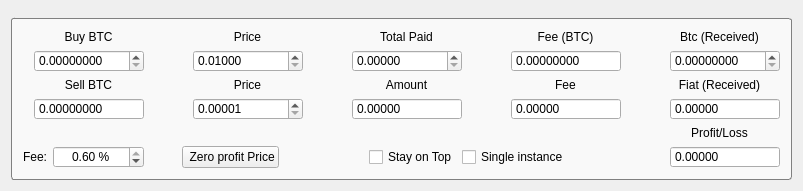
Qt form src/feecalculator.ui (JulyIghor/QtBitcoinTrader) before a commit.
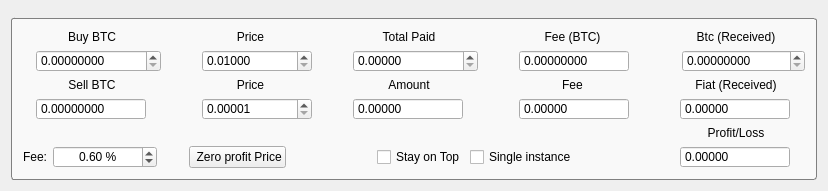
The same form after that commit. Icons and pictures are not drawn.

What changed in the file:
```diff
--- a/src/feecalculator.ui
+++ b/src/feecalculator.ui
@@ -6,8 +6,8 @@
    <rect>
     <x>0</x>
     <y>0</y>
-    <width>791</width>
-    <height>181</height>
+    <width>816</width>
+    <height>183</height>
    </rect>
   </property>
   <property name="windowTitle">
@@ -113,17 +113,14 @@
        </widget>
       </item>
       <item row="1" column="0">
-       <layout class="QGridLayout" name="gridLayout_7">
+       <layout class="QHBoxLayout" name="buyBtcLayout">
+        <property name="spacing">
+         <number>4</number>
+        </property>
         <property name="rightMargin">
-         <number>10</number>
-        </property>
-        <property name="horizontalSpacing">
-         <number>2</number>
-        </property>
-        <property name="verticalSpacing">
          <number>0</number>
         </property>
-        <item row="0" column="0">
+        <item>
          <widget class="QLabel" name="btcLabel1">
           <property name="sizePolicy">
            <sizepolicy hsizetype="Maximum" vsizetype="Preferred">
@@ -155,7 +152,7 @@
           </property>
          </widget>
         </item>
-        <item row="0" column="1">
+        <item>
          <widget class="QDoubleSpinBox" name="buyTotalBtc">
           <property name="sizePolicy">
            <sizepolicy hsizetype="Expanding" vsizetype="Fixed">
@@ -224,12 +221,12 @@
        </widget>
       </item>
       <item row="1" column="2">
-       <layout class="QHBoxLayout" name="horizontalLayout_6">
+       <layout class="QHBoxLayout" name="buyPriceLayout">
         <property name="spacing">
-         <number>2</number>
+         <number>4</number>
         </property>
         <property name="rightMargin">
-         <number>10</number>
+         <number>0</number>
         </property>
         <item>
          <widget class="QLabel" name="usdLabel1">
@@ -335,12 +332,12 @@
        </widget>
       </item>
       <item row="1" column="4">
-       <layout class="QHBoxLayout" name="horizontalLayout_7">
+       <layout class="QHBoxLayout" name="totalPaidLayout">
         <property name="spacing">
-         <number>2</number>
+         <number>4</number>
         </property>
         <property name="rightMargin">
-         <number>10</number>
+         <number>0</number>
         </property>
         <item>
          <widget class="QLabel" name="usdLabel2">
@@ -451,7 +448,7 @@
          <number>10</number>
         </property>
         <property name="horizontalSpacing">
-         <number>2</number>
+         <number>4</number>
         </property>
         <property name="verticalSpacing">
          <number>0</number>
@@ -566,14 +563,8 @@
        </widget>
       </item>
       <item row="1" column="8">
-       <layout class="QGridLayout" name="gridLayout_9">
-        <property name="horizontalSpacing">
-         <number>2</number>
-        </property>
-        <property name="verticalSpacing">
-         <number>0</number>
-        </property>
-        <item row="0" column="0">
+       <layout class="QHBoxLayout" name="receivedLayout">
+        <item>
          <widget class="QLabel" name="btcLabel4">
           <property name="sizePolicy">
            <sizepolicy hsizetype="Maximum" vsizetype="Preferred">
@@ -605,7 +596,7 @@
           </property>
          </widget>
         </item>
-        <item row="0" column="1">
+        <item>
          <widget class="QDoubleSpinBox" name="btcReceived">
           <property name="sizePolicy">
            <sizepolicy hsizetype="Expanding" vsizetype="Fixed">
@@ -724,10 +715,10 @@
       <item row="3" column="0">
        <layout class="QGridLayout" name="gridLayout_10">
         <property name="rightMargin">
-         <number>10</number>
+         <number>15</number>
         </property>
         <property name="horizontalSpacing">
-         <number>2</number>
+         <number>4</number>
         </property>
         <property name="verticalSpacing">
          <number>0</number>
@@ -842,12 +833,12 @@
        </widget>
       </item>
       <item row="3" column="2">
-       <layout class="QHBoxLayout" name="horizontalLayout_8">
+       <layout class="QHBoxLayout" name="sellPriceLayout">
         <property name="spacing">
-         <number>2</number>
+         <number>4</number>
         </property>
         <property name="rightMargin">
-         <number>10</number>
+         <number>0</number>
         </property>
         <item>
          <widget class="QLabel" name="usdLabel3">
@@ -955,10 +946,10 @@
       <item row="3" column="4">
        <layout class="QHBoxLayout" name="horizontalLayout_9">
         <property name="spacing">
-         <number>2</number>
+         <number>4</number>
         </property>
         <property name="rightMargin">
-         <number>10</number>
+         <number>15</number>
         </property>
         <item>
          <widget class="QLabel" name="usdLabel4">
@@ -1075,7 +1066,7 @@
       <item row="3" column="6">
        <layout class="QHBoxLayout" name="horizontalLayout_10">
         <property name="spacing">
-         <number>2</number>
+         <number>4</number>
         </property>
         <property name="rightMargin">
          <number>10</number>
@@ -1193,9 +1184,12 @@
        </widget>
       </item>
       <item row="3" column="8">
-       <layout class="QHBoxLayout" name="horizontalLayout_11">
+       <layout class="QHBoxLayout" name="fiatReceivedLayout">
         <property name="spacing">
-         <number>2</number>
+         <number>4</number>
+        </property>
+        <property name="rightMargin">
+         <number>15</number>
         </property>
         <item>
          <widget class="QLabel" name="usdLabel6">
@@ -1294,9 +1288,9 @@
        </widget>
       </item>
       <item row="5" column="0">
-       <layout class="QHBoxLayout" name="horizontalLayout">
+       <layout class="QHBoxLayout" name="feeLayout">
         <property name="rightMargin">
-         <number>10</number>
+         <number>4</number>
         </property>
         <item>
          <widget class="QLabel" name="label_20">
@@ -1350,7 +1344,7 @@
            <double>0.000000000000000</double>
           </property>
           <property name="maximum">
-           <double>0.600000000000000</double>
+           <double>10.000000000000000</double>
           </property>
           <property name="singleStep">
            <double>0.010000000000000</double>
@@ -1365,7 +1359,10 @@
       <item row="5" column="8">
        <layout class="QHBoxLayout" name="horizontalLayout_12">
         <property name="spacing">
-         <number>2</number>
+         <number>4</number>
+        </property>
+        <property name="rightMargin">
+         <number>15</number>
         </property>
         <item>
          <widget class="QLabel" name="usdLabel7">
@@ -1457,6 +1454,9 @@
             <verstretch>0</verstretch>
            </sizepolicy>
           </property>
+          <property name="focusPolicy">
+           <enum>Qt::TabFocus</enum>
+          </property>
           <property name="accessibleName">
            <string>TR00096</string>
           </property>
```
